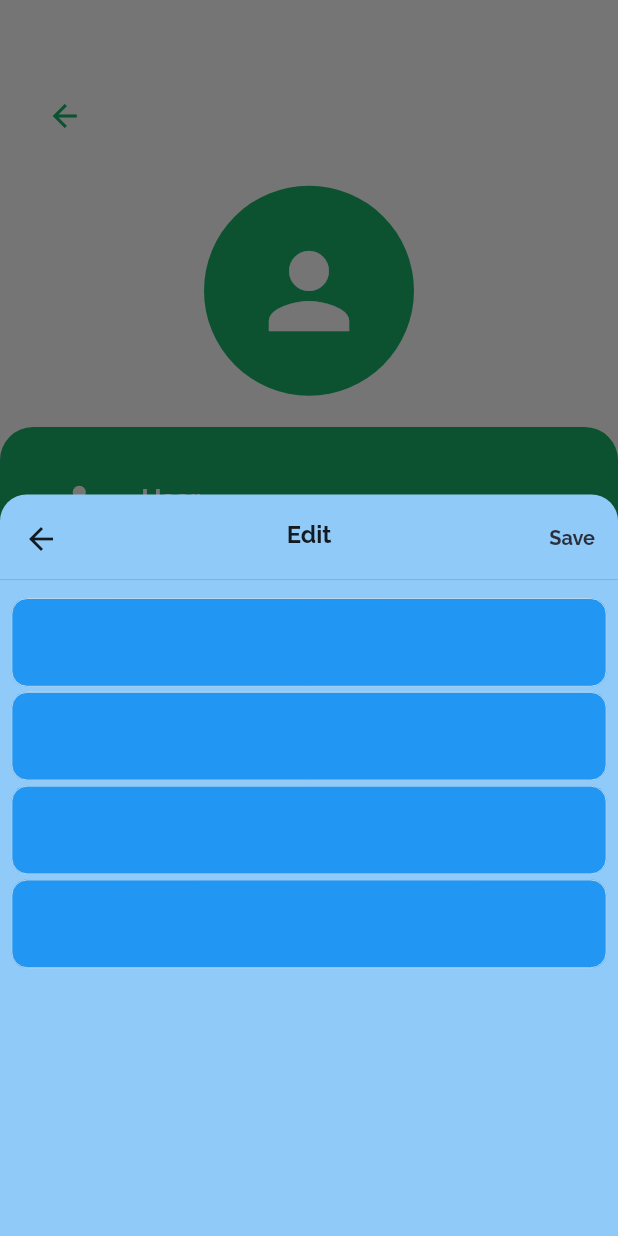
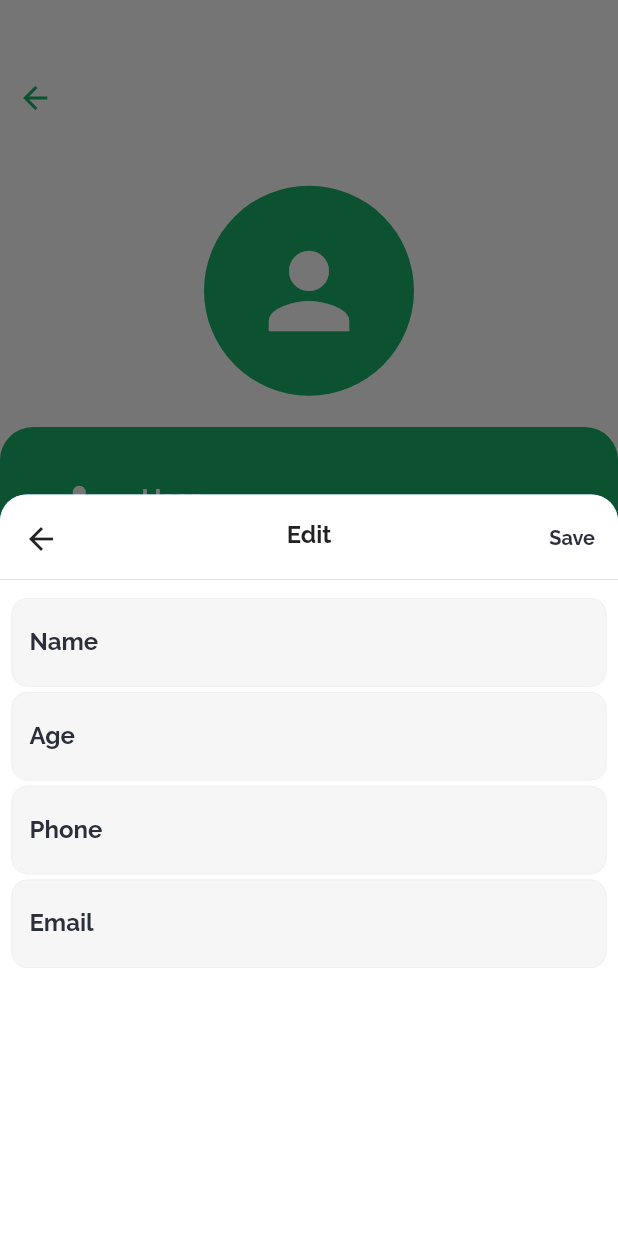
Before and after one commit to TheAbror/dr_iq, a Flutter app: the ProfilePage screen opened by its route, after a tap on "Edit Account", on a phone screen of 412 x 824 dp. Run offline on Flutter 3.47's test engine with Material 2 defaults, Android fonts, the phone set to English and light mode, and no system bars; our stand-ins replace chopper, equatable, flutter_bloc, flutter_screenutil, flutter_svg, rive and 1 more; missing offline and left inert: flutter_dialogs; accounts and stored records are empty; generated files the repository leaves out were written again.

Commit message:
changed appbar icon

```diff
--- a/lib/core/bottom_sheet/primary_bottom_sheet.dart
+++ b/lib/core/bottom_sheet/primary_bottom_sheet.dart
@@ -84,7 +84,15 @@ class _PrimaryBottomSheetState extends State<PrimaryBottomSheet> {
 
   @override
   Widget build(BuildContext context) {
-    return DefaultBottomSheet(
+    return Container(
+      decoration: BoxDecoration(
+        color: AppColors.float,
+        borderRadius: BorderRadius.only(
+          topLeft: Radius.circular(20.r),
+          topRight: Radius.circular(20.r),
+        ),
+      ),
+      child: DefaultBottomSheet(
         title: widget.title,
         heightRatio: 0.6,
         actionText: 'Save',
@@ -103,6 +111,7 @@ class _PrimaryBottomSheetState extends State<PrimaryBottomSheet> {
                     controller: _controllerName,
                     decoration: InputDecoration(
                       filled: true,
+
                       border: InputBorder.none, // Remove border color
                       enabledBorder: OutlineInputBorder(
                         borderSide: BorderSide(color: AppColors.stroke, width: 0.5.w),
@@ -120,7 +129,10 @@ class _PrimaryBottomSheetState extends State<PrimaryBottomSheet> {
                         borderSide: BorderSide(color: AppColors.stroke, width: 0.5.w),
                         borderRadius: BorderRadius.circular(12.r),
                       ),
-                    fillColor: Theme.of(context).colorScheme.surfaceTint,
+                      fillColor: AppColors.background,
+                      labelText: 'Name',
+                      labelStyle: TextStyle(color: AppColors.textMain, fontWeight: FontWeight.bold),
+                      hintText: 'dsfd',
                       hintStyle: const TextStyle(color: AppColors.textSecondary),
                     ),
                     textInputAction: TextInputAction.next,
@@ -129,11 +141,7 @@ class _PrimaryBottomSheetState extends State<PrimaryBottomSheet> {
                       if (value == null || value.isEmpty) {
                         return 'Please enter your email';
                       }
-                    if (!RegExp(
-                            r'^(([^<>()[\]\\.,;:\s@"]+(\.[^<>()[\]\\.,;:\s@"]+)*)|(".+"))@((\[[0-9]{1,3}\.[0-9]{1,3}\.[0-9]{1,3}\.[0-9]{1,3}\])|(([a-zA-Z\-0-9]+\.)+[a-zA-Z]{2,}))$')
-                        .hasMatch(value)) {
-                      return 'Please enter a valid email';
-                    }
+
                       return null;
                     },
                   ),
@@ -160,7 +168,10 @@ class _PrimaryBottomSheetState extends State<PrimaryBottomSheet> {
                         borderSide: BorderSide(color: AppColors.stroke, width: 0.5.w),
                         borderRadius: BorderRadius.circular(12.r),
                       ),
-                    fillColor: Theme.of(context).colorScheme.surfaceTint,
+                      fillColor: AppColors.background,
+                      labelText: 'Age',
+                      labelStyle: TextStyle(color: AppColors.textMain, fontWeight: FontWeight.bold),
+                      hintText: 'dsfd',
                       hintStyle: const TextStyle(color: AppColors.textSecondary),
                     ),
                     textInputAction: TextInputAction.next,
@@ -195,7 +206,10 @@ class _PrimaryBottomSheetState extends State<PrimaryBottomSheet> {
                         borderSide: BorderSide(color: AppColors.stroke, width: 0.5.w),
                         borderRadius: BorderRadius.circular(12.r),
                       ),
-                    fillColor: Theme.of(context).colorScheme.surfaceTint,
+                      fillColor: AppColors.background,
+                      labelText: 'Phone',
+                      labelStyle: TextStyle(color: AppColors.textMain, fontWeight: FontWeight.bold),
+                      hintText: 'dsfd',
                       hintStyle: const TextStyle(color: AppColors.textSecondary),
                     ),
                     onChanged: (value) {},
@@ -229,7 +243,11 @@ class _PrimaryBottomSheetState extends State<PrimaryBottomSheet> {
                         borderSide: BorderSide(color: AppColors.stroke, width: 0.5.w),
                         borderRadius: BorderRadius.circular(12.r),
                       ),
-                    fillColor: Theme.of(context).colorScheme.surfaceTint,
+                      labelText: 'Email',
+                      labelStyle: TextStyle(color: AppColors.textMain, fontWeight: FontWeight.bold),
+                      hintText: 'dsfd',
+                      fillColor: AppColors.background,
+
                       hintStyle: const TextStyle(color: AppColors.textSecondary),
                     ),
                     onChanged: (value) {},
@@ -247,6 +265,7 @@ class _PrimaryBottomSheetState extends State<PrimaryBottomSheet> {
             ),
           ],
         ),
+      ),
     );
   }
 }
--- a/lib/ui/home_page/tabs/history_page/profile_tab/profile_page.dart
+++ b/lib/ui/home_page/tabs/history_page/profile_tab/profile_page.dart
@@ -147,8 +147,14 @@ class _Body extends StatelessWidget {
         ),
         Positioned(
           top: 60.h,
-          left: 20.w,
-          child: BackButton(color: AppColors.profileColor),
+          left: 12.w,
+          child: GestureDetector(
+            onTap: () => Navigator.pop(context),
+            child: Icon(
+              Icons.arrow_back,
+              color: AppColors.profileColor,
+            ),
+          ),
         ),
       ],
     );
```
Also changed, not shown: lib/ui/home_page/tabs/history_page/widgets/history_page_appbar.dart (+7 -0 lines), lib/ui/home_page/tabs/take_iq_test_tab/take_iq_test_tab.dart (+9 -2 lines), lib/ui/home_page/tabs/todos_page/model/todo_model.dart (+10 -2 lines), lib/ui/home_page/tabs/todos_page/todos_page.dart (+7 -0 lines). Lines whose indentation alone changed are shown as unchanged.
